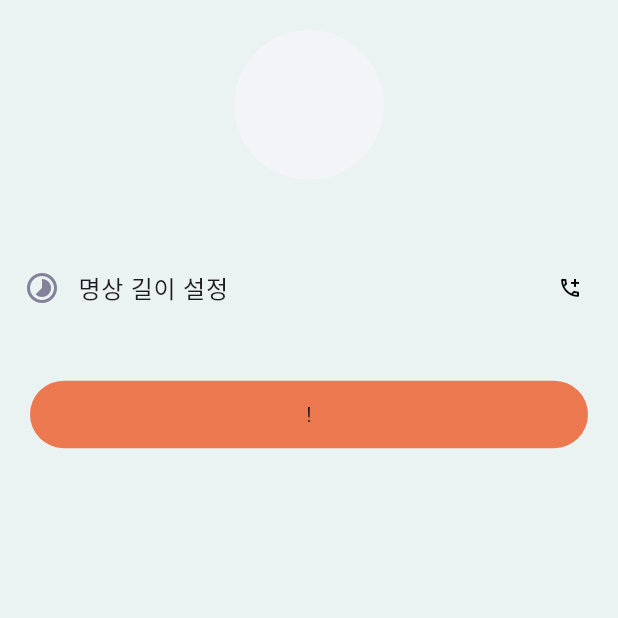
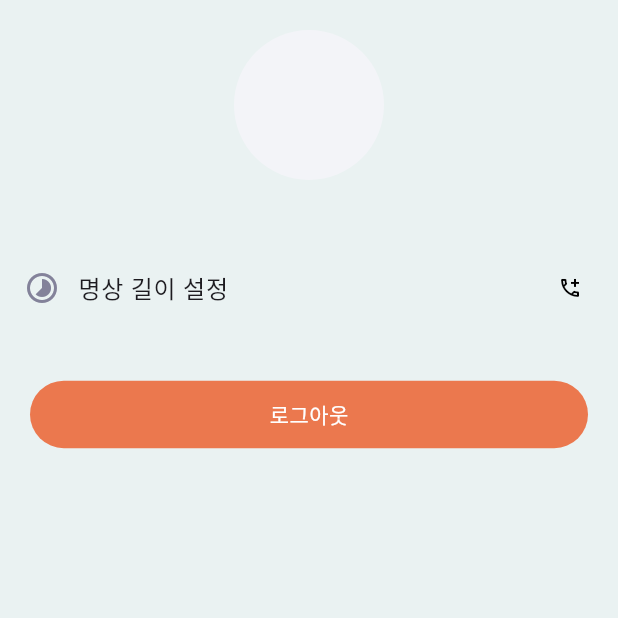
Before and after one commit to EunmiJang247/gasmonitoring_mqtt, a Flutter app: the MypageView screen opened by its route, on a phone screen of 412 x 824 dp, the top half of it. Run offline on Flutter 3.47's test engine with Material 3 defaults, Android fonts, the phone set to English and light mode, and no system bars; our stand-ins replace cached_network_image, connectivity_plus, device_info_plus, dio, flutter_dotenv, flutter_easyloading and 9 more; missing offline and left inert: kakao_flutter_sdk_common, kakao_flutter_sdk_user; accounts and stored records are empty; generated files the repository leaves out were written again; network calls fail.

Commit message:
로그아웃-로그인-라우팅까지-완료

```diff
--- a/lib/app/modules/mypage/views/mypage_view.dart
+++ b/lib/app/modules/mypage/views/mypage_view.dart
@@ -13,7 +13,6 @@ class MypageView extends GetView<MypageController> {
 
   @override
   Widget build(BuildContext context) {
-    print(controller.appService.user.value);
     if (controller.appService.user.value != null) {
       // 로그인 개발하고 위에꺼로 바꾸기, 아래꺼 주석 풀기
       return Scaffold(
@@ -83,13 +82,13 @@ class MypageView extends GetView<MypageController> {
                   Padding(
                       padding: const EdgeInsets.all(14.0),
                       child: GradientBtn(
-                          text: "로그아웃".toUpperCase(),
+                          text: "로그아웃",
+                          textColor: AppColors.kWhite,
                           btnColor: AppColors.kOrange,
                           btnWidth: ScreenUtil().screenWidth - 40,
                           btnHieght: 45,
                           onTap: () {
-                            // context.read<TabIndexNotifier>().setIndex(0);
-                            // context.go('/home');
+                            controller.appService.logOut();
                           }))
                 ]),
                 UnderTabBar(),
@@ -119,9 +118,7 @@ class MypageView extends GetView<MypageController> {
                   },
                   child: Container(
                     margin: const EdgeInsets.symmetric(horizontal: 20),
-                    // 가로 크기를 화면의 80%로 설정
                     width: MediaQuery.of(context).size.width * 0.8,
-                    // 세로 크기를 48로 고정
                     height: 48,
                     decoration: BoxDecoration(
                       borderRadius: BorderRadius.circular(12),
--- a/lib/app/modules/mypage/views/widgets/gradient_button.dart
+++ b/lib/app/modules/mypage/views/widgets/gradient_button.dart
@@ -13,6 +13,7 @@ class GradientBtn extends StatelessWidget {
     this.borderColor,
     this.radius,
     this.btnColor,
+    this.textColor,
   });
 
   final void Function()? onTap;
@@ -23,6 +24,7 @@ class GradientBtn extends StatelessWidget {
   final double? textSize;
   final Color? borderColor;
   final Color? btnColor;
+  final Color? textColor;
 
   @override
   Widget build(BuildContext context) {
@@ -41,10 +43,16 @@ class GradientBtn extends StatelessWidget {
             child: Center(
               child: Padding(
                 padding: EdgeInsets.symmetric(horizontal: 3.w),
-                child: Text("!")),
+                child: Text(
+                  text,
+                  style: TextStyle(
+                    color: textColor ?? Colors.white, // 기본값은 흰색
+                    fontSize: textSize,
                   ),
                 ),
               ),
-    );
+            ),
+          ),
+        ));
   }
 }
```
Also changed, not shown: lib/app/data/services/app_service.dart (+25 -5 lines), lib/app/data/services/local_app_data_service.dart (+8 -0 lines), lib/app/modules/mypage/controllers/mypage_controller.dart (+3 -27 lines). Lines whose indentation alone changed are shown as unchanged.
